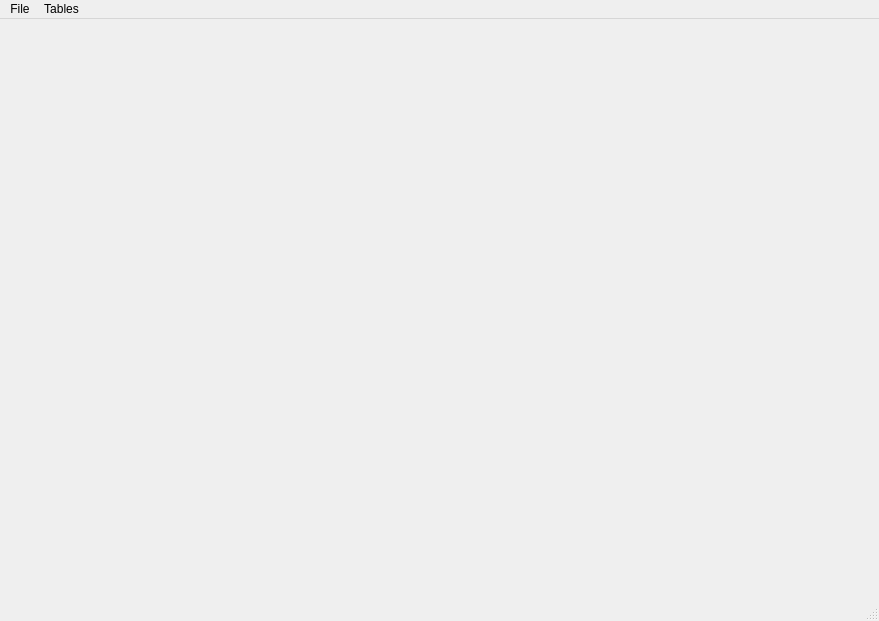
Before: the Qt Designer form ui/SydMainWindow.ui in OpenSyd/syd_ui, drawn with Qt 5.
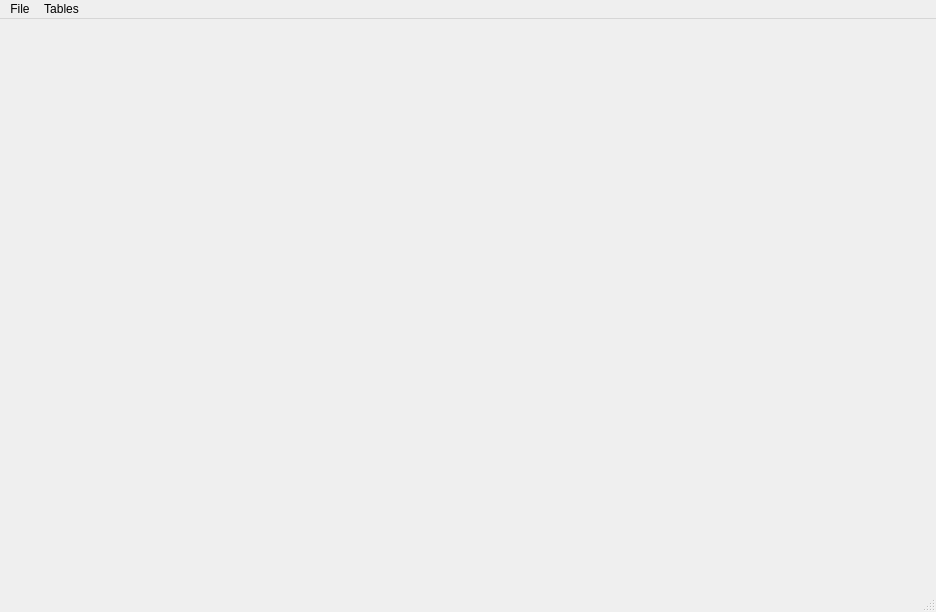
After: the same form once the commit is applied.

Patch:
```diff
--- a/ui/SydMainWindow.ui
+++ b/ui/SydMainWindow.ui
@@ -6,8 +6,8 @@
    <rect>
     <x>0</x>
     <y>0</y>
-    <width>879</width>
-    <height>621</height>
+    <width>936</width>
+    <height>612</height>
    </rect>
   </property>
   <property name="windowTitle">
@@ -19,7 +19,7 @@
     <rect>
      <x>0</x>
      <y>0</y>
-     <width>879</width>
+     <width>936</width>
      <height>22</height>
     </rect>
    </property>
@@ -37,7 +37,11 @@
    <addaction name="menuFile"/>
    <addaction name="menu_tables"/>
   </widget>
-  <widget class="QStatusBar" name="statusbar"/>
+  <widget class="QStatusBar" name="statusbar">
+   <property name="enabled">
+    <bool>true</bool>
+   </property>
+  </widget>
   <action name="actionPatient">
    <property name="text">
     <string>Patient</string>
```
